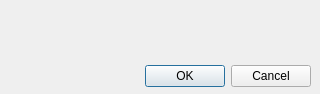
Qt form warn_dialog.ui (Anbionchik/beam_width_meter) before a commit.
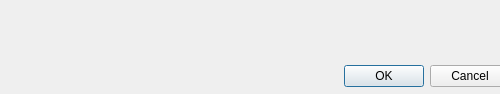
The same form after that commit.

Commit message: Добавлена проверка на выход за границы при установке параметров измерения

What changed in the file:
```diff
--- a/warn_dialog.ui
+++ b/warn_dialog.ui
@@ -6,7 +6,7 @@
    <rect>
     <x>0</x>
     <y>0</y>
-    <width>320</width>
+    <width>500</width>
     <height>94</height>
    </rect>
   </property>
@@ -18,7 +18,7 @@
     <rect>
      <x>10</x>
      <y>60</y>
-     <width>301</width>
+     <width>500</width>
      <height>32</height>
     </rect>
    </property>
```
The commit also changes 2 other files.
